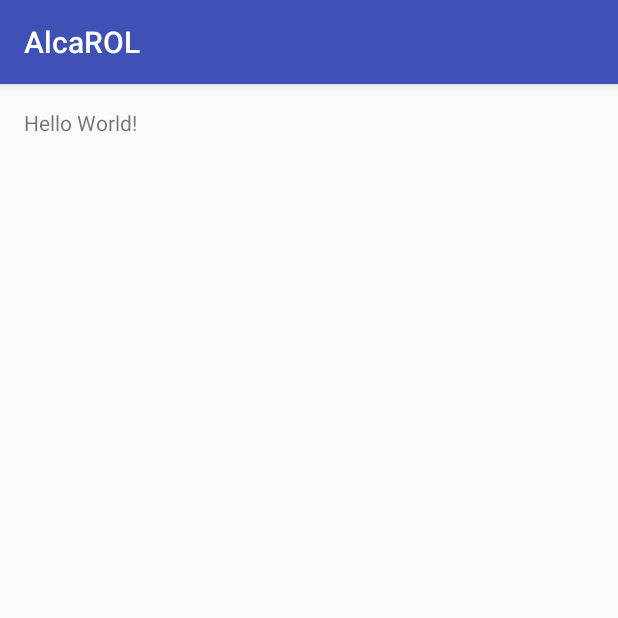
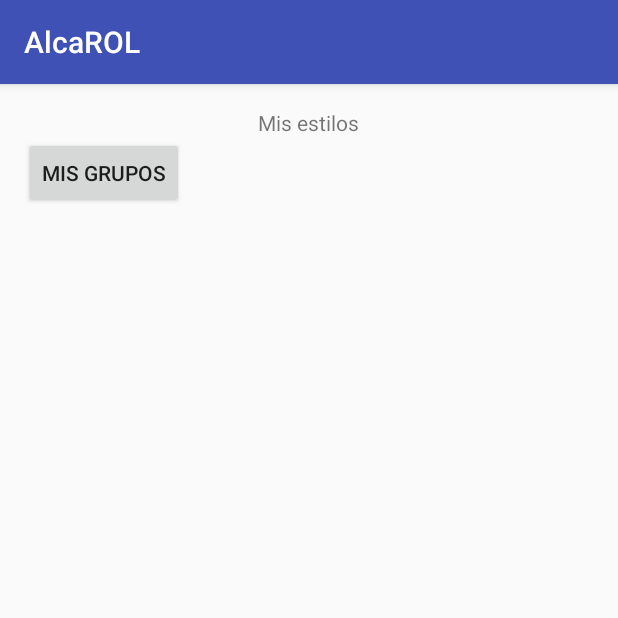
Before and after one commit to Delestor/AlcaROL, an Android app: the screen it shows after launch (MainActivity), on a phone screen of 412 x 824 dp, the top half of it. Run offline under Robolectric (Android 15) with nearby library versions, the phone set to English and light mode, and no system bars.

Commit message:
Creando estructura básica para el Activity Main

```diff
--- a/app/src/main/res/layout/activity_main.xml
+++ b/app/src/main/res/layout/activity_main.xml
@@ -11,7 +11,23 @@
     tools:context="com.bemen3.albert.alcarol.MainActivity">
 
     <TextView
+        android:id="@+id/titulo_activity"
         android:layout_width="wrap_content"
         android:layout_height="wrap_content"
-        android:text="Hello World!" />
+        android:text="@string/mis_estilos"
+        android:layout_centerHorizontal="true"/>
+
+    <ListView
+        android:id="@+id/listview"
+        android:layout_width="wrap_content"
+        android:layout_height="wrap_content"
+        android:layout_below="@+id/titulo_activity" />
+
+    <Button
+        android:id="@+id/btnMisGrupos"
+        android:layout_below="@id/listview"
+        android:layout_width="wrap_content"
+        android:layout_height="wrap_content"
+        android:text="@string/mis_grupos"/>
+
 </RelativeLayout>
--- a/app/src/main/res/values/strings.xml
+++ b/app/src/main/res/values/strings.xml
@@ -1,3 +1,5 @@
 <resources>
     <string name="app_name">AlcaROL</string>
+    <string name="mis_estilos">Mis estilos</string>
+    <string name="mis_grupos">Mis Grupos</string>
 </resources>
```
